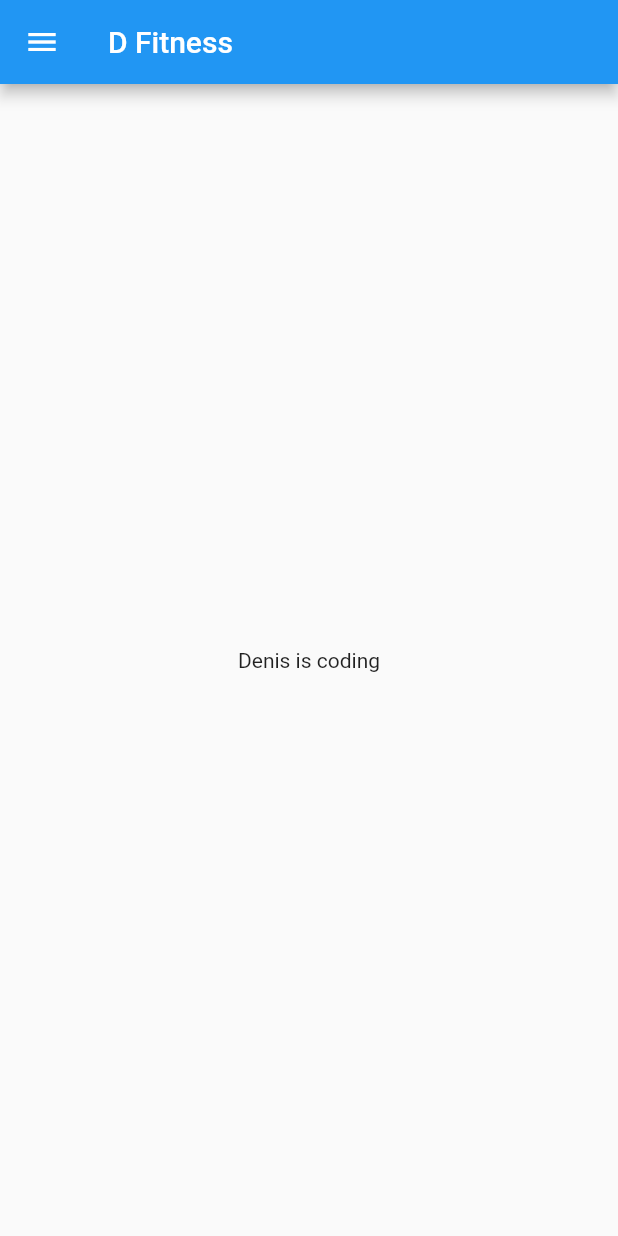
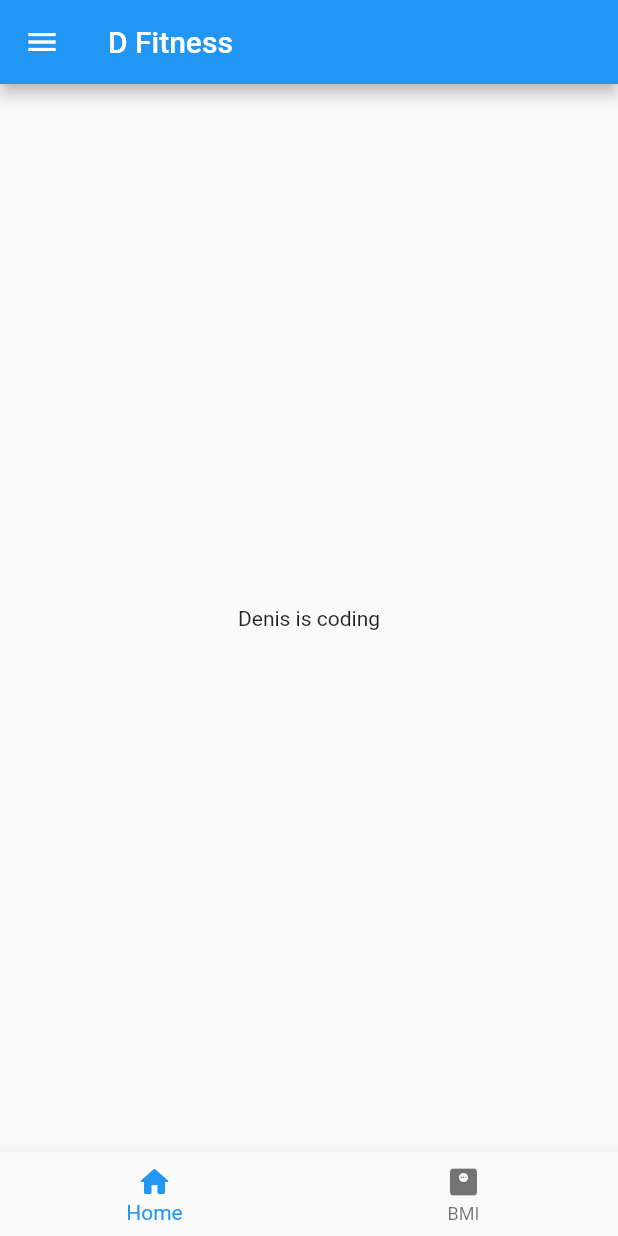
Before and after one commit to OlukaDenis/d-bmi, a Flutter app: the screen it shows after launch, on a phone screen of 412 x 824 dp. Run offline on Flutter 3.47's test engine with Material 2 defaults, Android fonts, the phone set to English and light mode, and no system bars.

Commit message:
:sparkles: Add bottom navigation

```diff
--- a/lib/main.dart
+++ b/lib/main.dart
@@ -1,4 +1,5 @@
 import 'package:flutter/material.dart';
+import 'package:weather_focus/screens/bmi_screen.dart';
 import 'package:weather_focus/screens/intro_screen.dart';
 
 void main() {
@@ -13,18 +14,12 @@ class MyApp extends StatelessWidget {
     return MaterialApp(
       title: 'Flutter Demo',
       theme: ThemeData(
-        // This is the theme of your application.
-        //
-        // Try running your application with "flutter run". You'll see the
-        // application has a blue toolbar. Then, without quitting the app, try
-        // changing the primarySwatch below to Colors.green and then invoke
-        // "hot reload" (press "r" in the console where you ran "flutter run",
-        // or simply save your changes to "hot reload" in a Flutter IDE).
-        // Notice that the counter didn't reset back to zero; the application
-        // is not restarted.
         primarySwatch: Colors.blue,
       ),
-      home: const IntroScreen(),
+      routes: {
+        '/': (context) => const IntroScreen(),
+        '/bmi': (context) => const BmiScreen()
+      }
     );
   }
 }
--- a/lib/screens/bmi_screen.dart
+++ b/lib/screens/bmi_screen.dart
@@ -1,4 +1,7 @@
 import 'package:flutter/material.dart';
+
+import '../shared/bottom_nav_bar.dart';
+import '../shared/menu_drawer.dart';
 
 class BmiScreen extends StatelessWidget {
   const BmiScreen({Key? key}) : super(key: key);
@@ -7,6 +10,8 @@ class BmiScreen extends StatelessWidget {
   Widget build(BuildContext context) {
     return Scaffold(
         appBar: AppBar(title: const Text('BMI')),
+        drawer: const MenuDrawer(),
+        bottomNavigationBar: const MenuBottomNavigation(),
         body: Container(
           padding: const EdgeInsets.all(16),
           child: const Center(
--- a/lib/screens/intro_screen.dart
+++ b/lib/screens/intro_screen.dart
@@ -1,4 +1,5 @@
 import 'package:flutter/material.dart';
+import 'package:weather_focus/shared/bottom_nav_bar.dart';
 import 'package:weather_focus/shared/menu_drawer.dart';
 
 class IntroScreen extends StatelessWidget {
@@ -9,6 +10,7 @@ class IntroScreen extends StatelessWidget {
     return Scaffold(
       appBar: AppBar(title: const Text('D Fitness')),
       drawer: const MenuDrawer(),
+      bottomNavigationBar: const MenuBottomNavigation(),
       body: Container(
         padding: const EdgeInsets.all(16),
         child: const Center(
--- /dev/null
+++ b/lib/shared/bottom_nav_bar.dart
@@ -0,0 +1,25 @@
+import 'package:flutter/material.dart';
+
+class MenuBottomNavigation extends StatelessWidget {
+  const MenuBottomNavigation({Key? key}) : super(key: key);
+
+  @override
+  Widget build(BuildContext context) {
+    return BottomNavigationBar(
+      onTap: (int index) {
+        switch (index) {
+          case 0:
+            Navigator.pushNamed(context, '/');
+            break;
+          case 1:
+            Navigator.pushNamed(context, '/bmi');
+            break;
+        }
+      },
+        items: const [
+           BottomNavigationBarItem(icon: Icon(Icons.home_rounded), label: 'Home'),
+           BottomNavigationBarItem(icon: Icon(Icons.monitor_weight_rounded), label: 'BMI')
+        ]
+    );
+  }
+}
```
